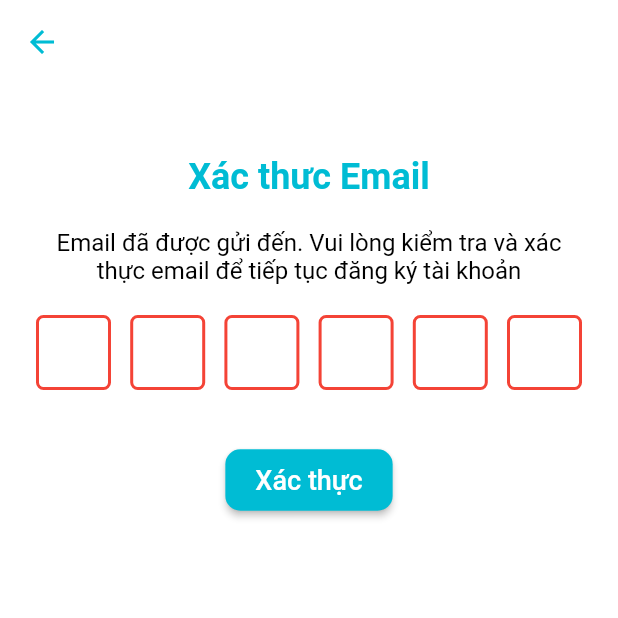
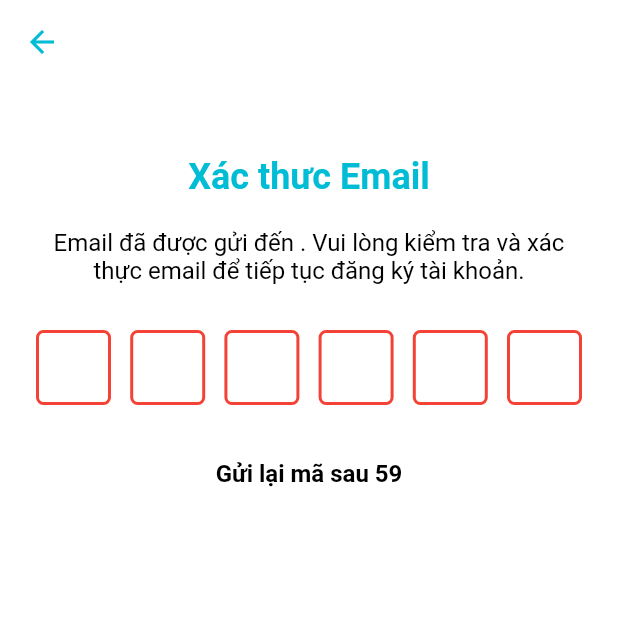
Before and after one commit to nqhuy2509/citizen_app, a Flutter app: the Verification screen opened directly with empty values, on a phone screen of 412 x 824 dp, the top half of it. Run offline on Flutter 3.47's test engine with Material 2 defaults, Android fonts, the phone set to English and light mode, and no system bars; drawn by our look-alikes of pin_code_fields; our stand-ins replace dio, flutter_bloc, flutter_secure_storage, package_info_plus; accounts and stored records are empty; generated files the repository leaves out were written again.

Commit message:
init bloc for verification code

```diff
--- /dev/null
+++ b/lib/constants/colors.dart
@@ -0,0 +1,4 @@
+import 'package:flutter/material.dart';
+
+const Color primaryColor = Color(0xFF00BCD4);
+const Color secondaryColor = Color(0xFF4B91F1);
--- a/lib/constants/routes.dart
+++ b/lib/constants/routes.dart
@@ -14,5 +14,5 @@ final Map<String, WidgetBuilder> routes = {
   Home.routeName: (context) => const Home(),
   Splash.routeName: (context) => const Splash(),
   Profile.routeName: (context) => Profile(),
-  Verification.routeName: (context) => const Verification(),
+  Verification.routeName: (context) => Verification(),
 };
--- a/lib/l10n/intl_vi.arb
+++ b/lib/l10n/intl_vi.arb
@@ -2,7 +2,7 @@
 	"@@locale": "vi",
 	"welcome": "Chào bạn đến với CitiZen!",
 	"subWelcome": "Cùng nhau xây dựng một thế giới tốt đẹp hơn",
-	"letsStart": "Bắt đầu!",
+	"or": "Hoặc",
 	"login": "Đăng nhập",
 	"email": "Email",
 	"password": "Mật khẩu",
@@ -15,8 +15,8 @@
 	"nationalId": "Số CMND/CCCD/Hộ chiếu",
 	"confirmPassword": "Xác nhận mật khẩu",
 	"invalidPassword": "Vui lòng nhập ít nhất 6 ksý tự",
-	"verificationEmailMessage1": "Email đã được gửi đến",
-	"verificationEmailMessage2": ". Vui lòng kiểm tra và xác thực email để tiếp tục đăng ký tài khoản",
+	"verificationEmailMessage1": "Email đã được gửi đến ",
+	"verificationEmailMessage2": ". Vui lòng kiểm tra và xác thực email để tiếp tục đăng ký tài khoản.",
 	"verify": "Xác thực",
 	"home": "Trang chủ",
 	"recept": "Hóa đơn",
@@ -30,5 +30,8 @@
 	"invalidConfirmPassword": "Mật khẩu xác nhận không khớp",
 	"emailAlreadyExists": "Email đã tồn tại",
 	"nationalIdAlreadyExists": "Số CMND/CCCD/Hộ chiếu đã được đăng kí",
-	"nationalIdNotFound": "Không tìm thấy số CMND/CCCD/Hộ chiếu trong dữ liệu"
+	"nationalIdNotFound": "Không tìm thấy số CMND/CCCD/Hộ chiếu trong dữ liệu",
+	"resendCodeIn": "Gửi lại mã sau",
+	"resend": "Gửi lại",
+	"invalidCode": "Mã xác thực không hợp lệ"
 }
--- a/lib/screen/login/ui/email_edit_field.dart
+++ b/lib/screen/login/ui/email_edit_field.dart
@@ -12,7 +12,6 @@ class EmailEditField extends StatelessWidget {
     return BlocBuilder<LoginBloc, LoginState>(
       bloc: BlocProvider.of<LoginBloc>(context),
       builder: (context, state) => TextFormField(
-        autofocus: true,
         keyboardType: TextInputType.emailAddress,
         decoration: InputDecoration(
           prefixIcon: const Icon(Icons.email),
--- a/lib/screen/verification/bloc/verification_event.dart
+++ b/lib/screen/verification/bloc/verification_event.dart
@@ -9,3 +9,19 @@ class VerificationCodeChanged extends VerificationEvent {
 
   VerificationCodeChanged({required this.code});
 }
+
+class VerificationSubmitted extends VerificationEvent {
+  final String email;
+
+  final String code;
+
+  VerificationSubmitted({required this.email,required this.code});
+}
+
+class ResendCode extends VerificationEvent {
+  final String email;
+
+  ResendCode({required this.email});
+}
+
+class ResendCodeReset extends VerificationEvent {}
--- a/lib/screen/verification/bloc/verification_state.dart
+++ b/lib/screen/verification/bloc/verification_state.dart
@@ -3,16 +3,22 @@ part of 'verification_bloc.dart';
 
 class VerificationState{
   final String code;
-  bool get isValidCode => code.length == 6;
+  bool get isValidCode => code.length == 6 && int.tryParse(code) != null;
+
+  final String email;
 
   final SubmissionStatus submissionStatus;
 
-  VerificationState({this.code = '', this.submissionStatus = const SubmissionInitial()});
+  final SubmissionStatus resendCodeStatus;
 
-  VerificationState copyWith({String? code, SubmissionStatus? submissionStatus}){
+  VerificationState({this.code = '',this.email = '', this.submissionStatus = const SubmissionInitial(), this.resendCodeStatus = const SubmissionInitial()});
+
+  VerificationState copyWith({String? code, String? email, SubmissionStatus? submissionStatus, SubmissionStatus? resendCodeStatus}){
     return VerificationState(
       code: code ?? this.code,
-      submissionStatus: submissionStatus ?? this.submissionStatus
+      email: email ?? this.email,
+      submissionStatus: submissionStatus ?? this.submissionStatus,
+      resendCodeStatus: resendCodeStatus ?? this.resendCodeStatus
     );
   }
 }
--- /dev/null
+++ b/lib/screen/verification/ui/body.dart
@@ -0,0 +1,130 @@
+import 'package:citizen_app/enums/submission_status.dart';
+import 'package:citizen_app/screen/verification/bloc/verification_bloc.dart';
+import 'package:citizen_app/screen/verification/ui/pin_filed.dart';
+import 'package:flutter/material.dart';
+import 'package:flutter_bloc/flutter_bloc.dart';
+import 'package:flutter_gen/gen_l10n/app_localizations.dart';
+
+class Body extends StatefulWidget {
+  const Body({super.key, required this.email});
+
+  final String email;
+
+  @override
+  State<Body> createState() => _BodyState();
+}
+
+class _BodyState extends State<Body> {
+  int remainingTime = 60;
+
+  @override
+  void initState() {
+    super.initState();
+    resendCodeTimer();
+  }
+
+  void resendCodeTimer() {
+    Future.delayed(const Duration(seconds: 1), () {
+      setState(() {
+        remainingTime--;
+      });
+      if (remainingTime > 0) {
+        resendCodeTimer();
+      }
+    });
+  }
+
+  void showSnackBarMessage(BuildContext context, message) {
+    ScaffoldMessenger.of(context).hideCurrentSnackBar();
+    ScaffoldMessenger.of(context).showSnackBar(
+      SnackBar(
+        content: Text(message),
+        backgroundColor: Colors.red,
+        duration: const Duration(seconds: 3),
+      ),
+    );
+  }
+
+  @override
+  Widget build(BuildContext context) {
+    return BlocListener<VerificationBloc, VerificationState>(
+      listener: (context, state) => {
+        if (state.resendCodeStatus is SubmissionSuccess)
+          {
+            setState(() {
+              remainingTime = 60;
+            }),
+            resendCodeTimer()
+          }
+        else if (state.submissionStatus is SubmissionFailure)
+          {},
+        context.read<VerificationBloc>().add(ResendCodeReset())
+      },
+      child: BlocBuilder<VerificationBloc,VerificationState>(
+          bloc: BlocProvider.of<VerificationBloc>(context),
+          builder: (context, state) {
+            return SafeArea(
+                child: Padding(
+              padding: const EdgeInsets.only(left: 24, right: 24, top: 48),
+              child: Column(
+                mainAxisSize: MainAxisSize.max,
+                children: [
+                  Text(
+                    AppLocalizations.of(context)!.verifyEmail,
+                    style: TextStyle(
+                      fontSize: 24,
+                      fontWeight: FontWeight.bold,
+                      color: Theme.of(context).primaryColor,
+                    ),
+                  ),
+                  const SizedBox(height: 20),
+                  RichText(
+                    text: TextSpan(
+                      text: AppLocalizations.of(context)!
+                          .verificationEmailMessage1,
+                      children: [
+                        TextSpan(
+                            text: widget.email,
+                            style:
+                                const TextStyle(fontWeight: FontWeight.bold)),
+                        TextSpan(
+                            text: AppLocalizations.of(context)!
+                                .verificationEmailMessage2)
+                      ],
+                      style: const TextStyle(fontSize: 16, color: Colors.black),
+                    ),
+                    textAlign: TextAlign.center,
+                  ),
+                  const SizedBox(height: 30),
+                  PinField(email: widget.email),
+                  const SizedBox(height: 20),
+                  remainingTime > 0
+                      ? Text(
+                          '${AppLocalizations.of(context)!.resendCodeIn} $remainingTime',
+                          style: const TextStyle(
+                            fontSize: 16,
+                            fontWeight: FontWeight.bold,
+                            color: Colors.black,
+                          ),
+                        )
+                      : InkWell(
+                          onTap: () {
+                            context
+                                .read<VerificationBloc>()
+                                .add(ResendCode(email: widget.email));
+                          },
+                          child: Text(
+                            AppLocalizations.of(context)!.resend,
+                            style: TextStyle(
+                                fontSize: 16,
+                                fontWeight: FontWeight.bold,
+                                color: Theme.of(context).primaryColor),
+                          ),
+                        ),
+                ],
+              ),
+            ));
+          }),
+    );
+  }
+}
--- /dev/null
+++ b/lib/screen/verification/ui/pin_filed.dart
@@ -0,0 +1,64 @@
+import 'package:citizen_app/generated/l10n.dart';
+import 'package:citizen_app/screen/verification/bloc/verification_bloc.dart';
+import 'package:flutter/material.dart';
+import 'package:flutter_bloc/flutter_bloc.dart';
+import 'package:pin_code_fields/pin_code_fields.dart';
+
+
+class PinField extends StatefulWidget {
+  const PinField({super.key, required this.email});
+
+  final String? email;
+
+  @override
+  State<PinField> createState() => _PinFieldState();
+}
+
+class _PinFieldState extends State<PinField> {
+  @override
+  Widget build(BuildContext context) {
+    return BlocBuilder<VerificationBloc, VerificationState>(
+      builder: (context, state) => PinCodeTextField(
+        appContext: context,
+        length: 6,
+        keyboardType: TextInputType.number,
+        pinTheme: PinTheme(
+          shape: PinCodeFieldShape.box,
+          borderRadius: BorderRadius.circular(5),
+          fieldHeight: 50,
+          fieldWidth: 50,
+        ),
+        onChanged: (value) {
+          context.read<VerificationBloc>().add(VerificationCodeChanged(code: value));
+        },
+        animationType: AnimationType.none,
+        onCompleted: (value) {
+          if(state.isValidCode){
+            context.read<VerificationBloc>().add(VerificationSubmitted(email: widget.email!, code: value));
+          }else{
+            ScaffoldMessenger.of(context).showSnackBar(
+              SnackBar(
+                content: Text(AppLocalizations.of(context).invalidCode),
+                backgroundColor: Colors.red,
+                duration: const Duration(seconds: 3),
+              ),
+            );
+          }
+        },
+        onSubmitted: (value) {
+          if(state.isValidCode){
+            context.read<VerificationBloc>().add(VerificationSubmitted(email: widget.email!, code: value));
+          }else{
+            ScaffoldMessenger.of(context).showSnackBar(
+              SnackBar(
+                content: Text(AppLocalizations.of(context).invalidCode),
+                backgroundColor: Colors.red,
+                duration: const Duration(seconds: 3),
+              ),
+            );
+          }
+        },
+      ),
+    );
+  }
+}
--- a/lib/screen/verification/verification.dart
+++ b/lib/screen/verification/verification.dart
@@ -1,114 +1,61 @@
+import 'package:citizen_app/enums/submission_status.dart';
+import 'package:citizen_app/repository/auth_repository.dart';
 import 'package:citizen_app/screen/home/home.dart';
+import 'package:citizen_app/screen/verification/bloc/verification_bloc.dart';
+import 'package:citizen_app/screen/verification/ui/body.dart';
 import 'package:flutter/material.dart';
-import 'package:flutter_gen/gen_l10n/app_localizations.dart';
-import 'package:pin_code_fields/pin_code_fields.dart';
+import 'package:flutter_bloc/flutter_bloc.dart';
 
 class Verification extends StatefulWidget {
   const Verification({super.key});
 
   static String routeName = '/verification';
 
-
   @override
   State<Verification> createState() => _VerificationState();
 }
 
 class _VerificationState extends State<Verification> {
-  final TextEditingController _otpController = TextEditingController();
   late String email;
+
+  final VerificationBloc _verificationBloc =
+      VerificationBloc(authRepository: AuthRepository());
+
 
   @override
   Widget build(BuildContext context) {
+    final Map<String, dynamic>? args =
+        ModalRoute.of(context)!.settings.arguments as Map<String, dynamic>?;
 
-    final Map<String, dynamic>? args = ModalRoute.of(context)!.settings.arguments as Map<String, dynamic>?;
-
-    if(args != null && args['email'] != null) {
+    if (args != null && args['email'] != null) {
       email = args['email'];
     }
 
-    return Scaffold(
-      appBar: AppBar(),
-      body: Padding(
-        padding: const EdgeInsets.only(left: 24, right: 24, top: 48),
-        child: Column(
-          mainAxisSize: MainAxisSize.max,
-          children: [
-            Text(
-              AppLocalizations.of(context)!.verifyEmail,
-              style: TextStyle(
-                  fontSize: 24,
-                  fontWeight: FontWeight.bold,
-                  color: Theme.of(context).primaryColor),
+    return BlocProvider(
+      create: (context) => _verificationBloc,
+      child: BlocListener<VerificationBloc, VerificationState>(
+          listener: (context, state) {
+            if (state.submissionStatus is SubmissionSuccess) {
+              Navigator.pushNamed(context, Home.routeName);
+            }
+          },
+          child: BlocBuilder<VerificationBloc, VerificationState>(
+            builder: (context, state) => Stack(
+              children: [
+                Scaffold(
+                  appBar: AppBar(),
+                  body: Body(email: email),
+                ),
+                if (state.submissionStatus is SubmissionInProgress)
+                  Container(
+                    color: Colors.black.withOpacity(0.5),
+                    child: const Center(
+                      child: CircularProgressIndicator(),
+                    ),
+                  ),
+              ],
             ),
-            const SizedBox(height: 20),
-            RichText(
-              text: TextSpan(
-                text: AppLocalizations.of(context)!.verificationEmailMessage1,
-                children: [
-                  TextSpan(
-                      text: email,
-                      style: const TextStyle(fontWeight: FontWeight.bold)),
-                  TextSpan(
-                      text: AppLocalizations.of(context)!
-                          .verificationEmailMessage2)
-                ],
-                style: const TextStyle(fontSize: 16, color: Colors.black),
-              ),
-              textAlign: TextAlign.center,
-            ),
-            const SizedBox(height: 20),
-            PinCodeTextField(
-              appContext: context,
-              length: 6,
-              pinTheme: PinTheme(
-                shape: PinCodeFieldShape.box,
-                borderRadius: BorderRadius.circular(5),
-                fieldHeight: 50,
-                fieldWidth: 50,
-              ),
-              keyboardType: TextInputType.number,
-              animationType: AnimationType.none,
-              controller: _otpController,
-            ),
-            const SizedBox(height: 20),
-            ElevatedButton(
-              onPressed: () {
-                Navigator.pushNamed(context, Home.routeName);
-              },
-              style: ElevatedButton.styleFrom(
-                backgroundColor: Theme.of(context).primaryColor,
-                foregroundColor: Colors.white,
-                shape: RoundedRectangleBorder(
-                  borderRadius: BorderRadius.circular(10),
-                ),
-                padding:
-                    const EdgeInsets.symmetric(horizontal: 20, vertical: 10),
-              ),
-              child: Text(
-                AppLocalizations.of(context)!.verify,
-                style: const TextStyle(fontSize: 18),
-              ),
-            ),
-          ],
-        ),
-      ),
-    );
-  }
-
-  Widget _optTextField() {
-    return Container(
-      width: 50,
-      height: 50,
-      decoration: BoxDecoration(
-          border: Border.all(color: Colors.grey),
-          borderRadius: BorderRadius.circular(10)),
-      child: const TextField(
-        keyboardType: TextInputType.number,
-        maxLength: 1,
-        textAlign: TextAlign.center,
-        style: TextStyle(fontSize: 24),
-        decoration: InputDecoration(counterText: "", border: InputBorder.none),
-      ),
+          )),
     );
   }
 }
--- a/lib/utils/theme.dart
+++ b/lib/utils/theme.dart
@@ -1,8 +1,8 @@
 
+import 'package:citizen_app/constants/colors.dart';
 import 'package:flutter/material.dart';
 
 
-const Color primaryColor = Color(0xFF00BCD4);
 
 
 ThemeData themeData = ThemeData(
```
Also changed, not shown: lib/l10n/intl_en.arb (+7 -3 lines), lib/repository/auth_repository.dart (+21 -0 lines), lib/screen/login/login.dart (+13 -2 lines), lib/screen/register/register.dart (+13 -2 lines), lib/screen/verification/bloc/verification_bloc.dart (+54 -1 lines), lib/screen/welcome/welcome.dart (+43 -27 lines), lib/generated/intl/messages_en.dart, lib/generated/intl/messages_vi.dart, lib/generated/l10n.dart.
